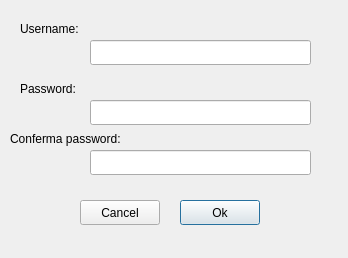
The window that Malnati_Client/registration.ui (PDSEditor/NjoiN) describes before a commit, drawn with Qt 5.
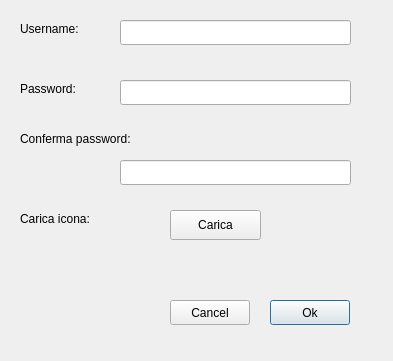
The same window after the commit.

The edit to the form file:
```diff
--- a/Malnati_Client/registration.ui
+++ b/Malnati_Client/registration.ui
@@ -6,8 +6,8 @@
    <rect>
     <x>0</x>
     <y>0</y>
-    <width>348</width>
-    <height>258</height>
+    <width>393</width>
+    <height>361</height>
    </rect>
   </property>
   <property name="windowTitle">
@@ -16,9 +16,9 @@
   <widget class="QLineEdit" name="lineEdit">
    <property name="geometry">
     <rect>
-     <x>90</x>
-     <y>40</y>
-     <width>221</width>
+     <x>120</x>
+     <y>20</y>
+     <width>231</width>
      <height>25</height>
     </rect>
    </property>
@@ -52,9 +52,9 @@
   <widget class="QLineEdit" name="lineEdit_2">
    <property name="geometry">
     <rect>
-     <x>90</x>
-     <y>100</y>
-     <width>221</width>
+     <x>120</x>
+     <y>80</y>
+     <width>231</width>
      <height>25</height>
     </rect>
    </property>
@@ -65,9 +65,9 @@
   <widget class="QLineEdit" name="lineEdit_3">
    <property name="geometry">
     <rect>
-     <x>90</x>
-     <y>150</y>
-     <width>221</width>
+     <x>120</x>
+     <y>160</y>
+     <width>231</width>
      <height>25</height>
     </rect>
    </property>
@@ -78,9 +78,9 @@
   <widget class="QLabel" name="label_3">
    <property name="geometry">
     <rect>
-     <x>10</x>
+     <x>20</x>
      <y>130</y>
-     <width>131</width>
+     <width>171</width>
      <height>17</height>
     </rect>
    </property>
@@ -91,8 +91,8 @@
   <widget class="QPushButton" name="pushButton">
    <property name="geometry">
     <rect>
-     <x>180</x>
-     <y>200</y>
+     <x>270</x>
+     <y>300</y>
      <width>80</width>
      <height>25</height>
     </rect>
@@ -104,8 +104,8 @@
   <widget class="QPushButton" name="pushButton_2">
    <property name="geometry">
     <rect>
-     <x>80</x>
-     <y>200</y>
+     <x>170</x>
+     <y>300</y>
      <width>80</width>
      <height>25</height>
     </rect>
@@ -114,6 +114,32 @@
     <string>Cancel</string>
    </property>
   </widget>
+  <widget class="QLabel" name="label_4">
+   <property name="geometry">
+    <rect>
+     <x>20</x>
+     <y>210</y>
+     <width>101</width>
+     <height>17</height>
+    </rect>
+   </property>
+   <property name="text">
+    <string>Carica icona:</string>
+   </property>
+  </widget>
+  <widget class="QPushButton" name="pushButton_3">
+   <property name="geometry">
+    <rect>
+     <x>170</x>
+     <y>210</y>
+     <width>91</width>
+     <height>30</height>
+    </rect>
+   </property>
+   <property name="text">
+    <string>Carica</string>
+   </property>
+  </widget>
  </widget>
  <resources/>
  <connections/>
```
